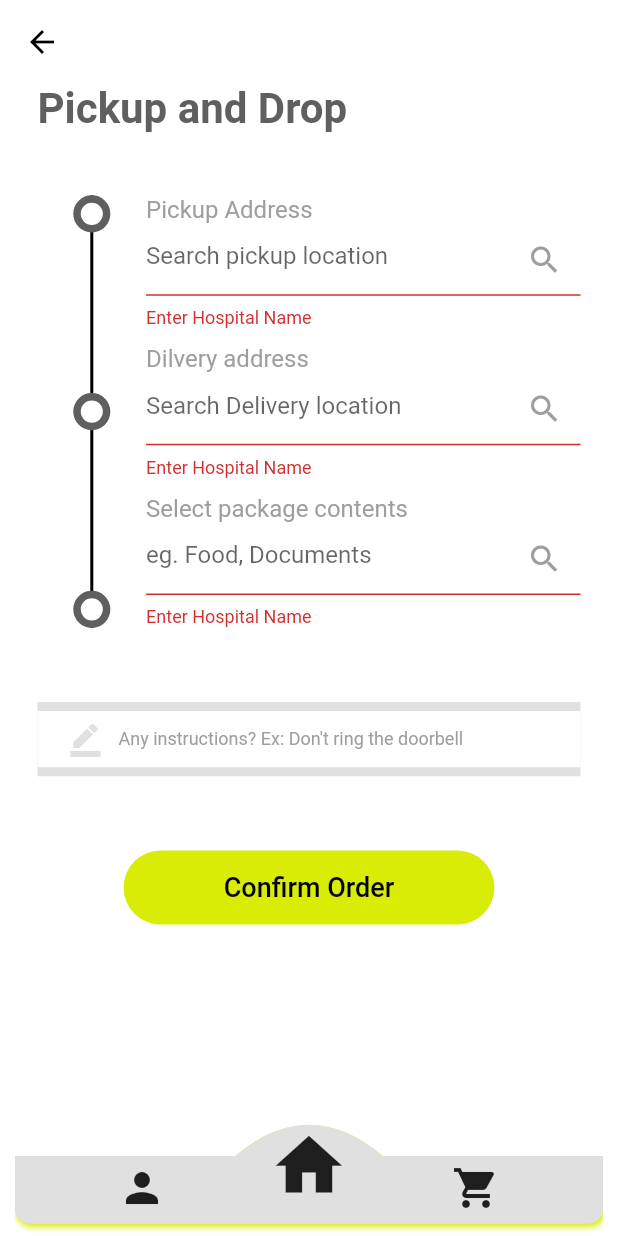
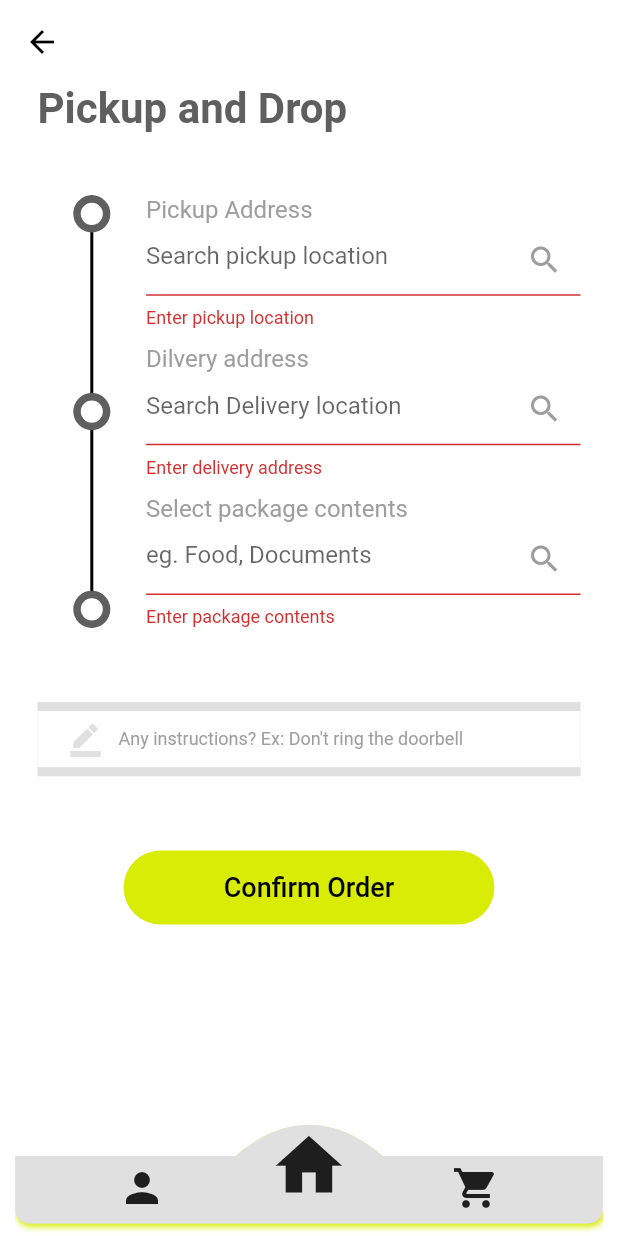
Before and after one commit to iamabhishek229313/hello_mart, a Flutter app: the PickUpAndDrop screen opened directly, after a tap on "Confirm Order", on a phone screen of 412 x 824 dp. Run offline on Flutter 3.47's test engine with Material 2 defaults, Android fonts, the phone set to English and light mode, and no system bars; our stand-ins replace carousel_slider, flutter_bloc, location; missing offline and left inert: geocoder.

Commit message:
Maded pickup nad drop. x 2

```diff
--- a/lib/screens/pickup_and_drop/pickup_and_drop.dart
+++ b/lib/screens/pickup_and_drop/pickup_and_drop.dart
@@ -126,7 +126,7 @@ class _PickUpAndDropState extends State<PickUpAndDrop> {
                                             TextFormField(
                                               controller: _hospitalController,
                                               autovalidate: _validate,
-                                              validator: (value) => value.isEmpty ? "Enter Hospital Name" : null,
+                                              validator: (value) => value.isEmpty ? "Enter pickup location" : null,
                                               decoration: InputDecoration(
                                                   hintText: "Search pickup location",
                                                   suffixIcon: Icon(
@@ -148,7 +148,7 @@ class _PickUpAndDropState extends State<PickUpAndDrop> {
                                             TextFormField(
                                               controller: _hospitalController,
                                               autovalidate: _validate,
-                                              validator: (value) => value.isEmpty ? "Enter Hospital Name" : null,
+                                              validator: (value) => value.isEmpty ? "Enter delivery address" : null,
                                               decoration: InputDecoration(
                                                   hintText: "Search Delivery location",
                                                   suffixIcon: Icon(
@@ -170,7 +170,7 @@ class _PickUpAndDropState extends State<PickUpAndDrop> {
                                             TextFormField(
                                               controller: _hospitalController,
                                               autovalidate: _validate,
-                                              validator: (value) => value.isEmpty ? "Enter Hospital Name" : null,
+                                              validator: (value) => value.isEmpty ? "Enter package contents" : null,
                                               decoration: InputDecoration(
                                                   hintText: "eg. Food, Documents",
                                                   suffixIcon: Icon(
```
